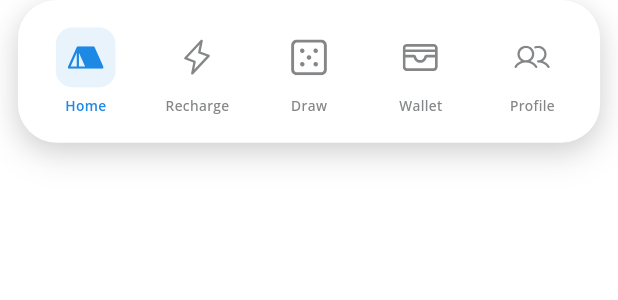
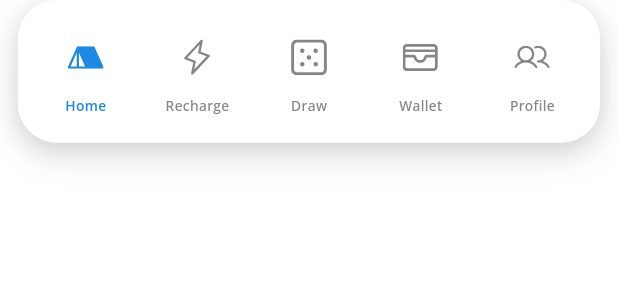
Before and after one commit to Nakeel/rechargeMax, a Flutter app: the BottomNavBar widget shown alone on an empty page, opened directly with empty values, on a phone screen of 412 x 824 dp. Shown: the top 300 px of the screen. Run offline on Flutter 3.47's test engine with Material 3 defaults, Android fonts, the light colour scheme and no system bars; our stand-ins replace audioplayers, auto_size_text, calendar_date_picker2, confetti, dartz, date_format and 22 more; missing offline and left inert: internet_file, pdfx; accounts and stored records are empty; project files that could hold a hidden picture were left out.

Commit message:
updated the bottom nav bar widget

```diff
--- a/lib/features/dashboard/presentation/widgets/bottom_nav_bar.dart
+++ b/lib/features/dashboard/presentation/widgets/bottom_nav_bar.dart
@@ -15,9 +15,10 @@ class BottomNavBar extends StatelessWidget {
 
   @override
   Widget build(BuildContext context) {
-    return Padding(
+    return SafeArea(
+      // top: false,
+      child: Padding(
         padding: EdgeInsets.only(
-        bottom: 16.h,
           left: 12.w,
           right: 12.w,
         ),
@@ -41,6 +42,7 @@ class BottomNavBar extends StatelessWidget {
           ),
           child: SafeArea(
             top: false,
+            bottom: false,
             child: Padding(
               padding: EdgeInsets.symmetric(
                 vertical: 12.h,
@@ -55,6 +57,7 @@ class BottomNavBar extends StatelessWidget {
                   _buildNavItem(3, 'assets/svg/walletNav.svg', 'Wallet'),
                   _buildNavItem(4, 'assets/svg/peopleQuicklink.svg', 'Profile'),
                 ],
+              ),
             ),
           ),
         ),
@@ -82,9 +85,7 @@ class BottomNavBar extends StatelessWidget {
                   duration: const Duration(milliseconds: 200),
                   padding: EdgeInsets.all(8.w),
                   decoration: BoxDecoration(
-                    color: isSelected
-                        ? AppColors.colorPrimary.withValues(alpha: 0.1)
-                        : Colors.transparent,
+                    color:  Colors.transparent,
                     borderRadius: BorderRadius.circular(12.r),
                   ),
                   child: SvgPicture.asset(
```
Also changed, not shown: Screenshot 2025-11-29 at 14.14.10.png (deleted), Screenshot 2025-11-29 at 14.14.36.png (deleted), Screenshot 2025-11-29 at 14.15.04.png (deleted), Screenshot 2025-11-29 at 14.15.14.png (deleted). Lines whose indentation alone changed are shown as unchanged.
